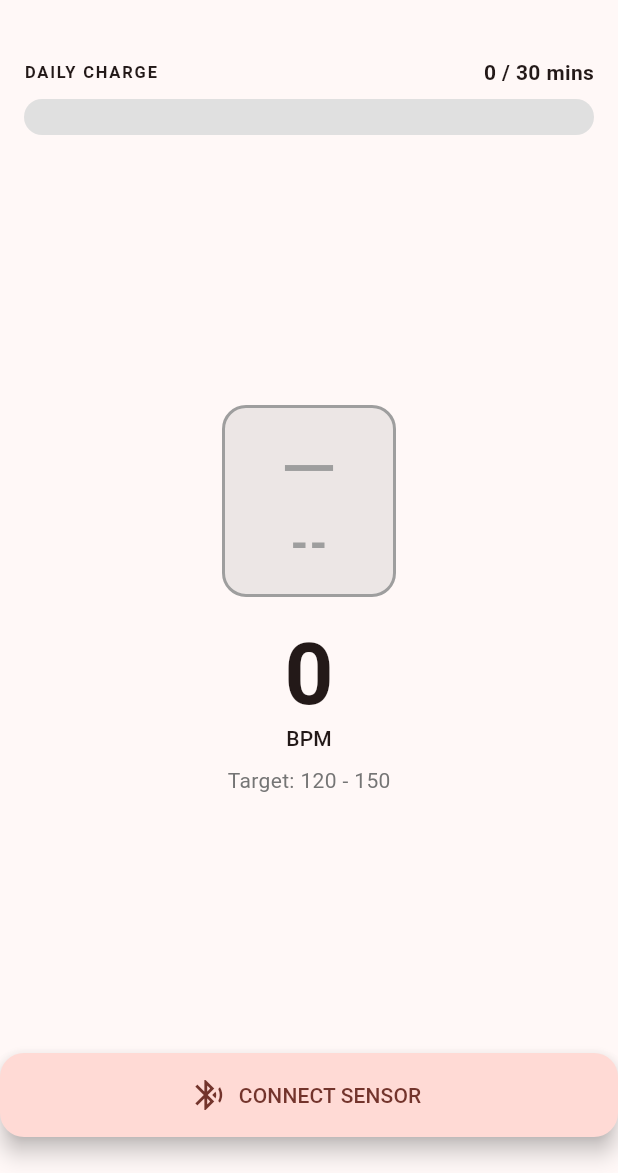
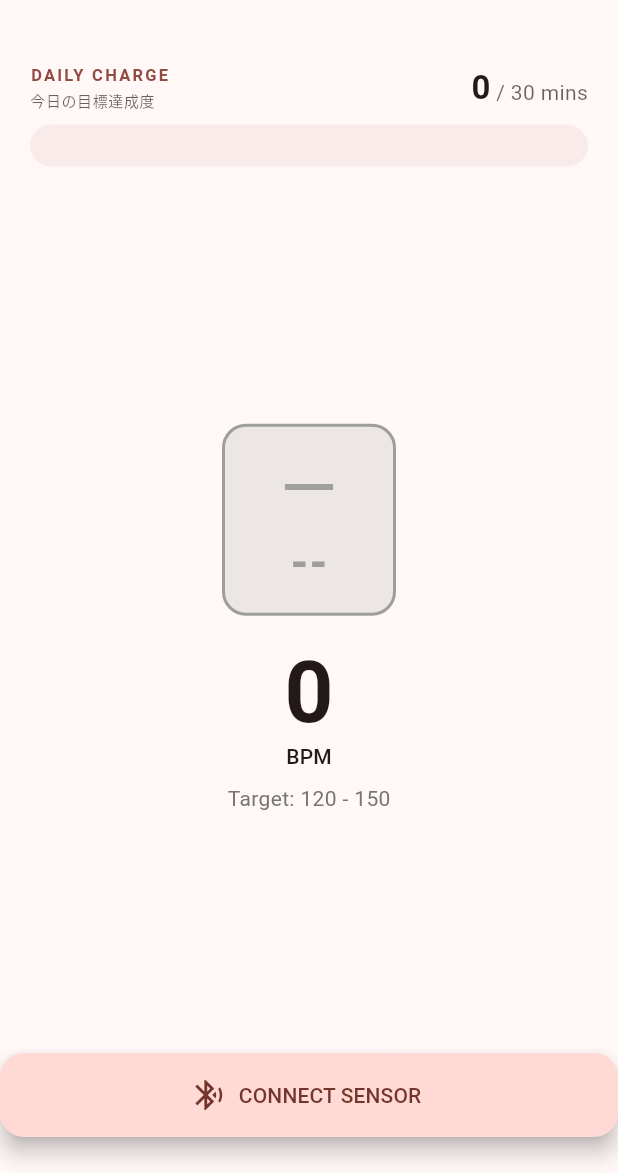
Before and after one commit to RyosukeMondo/heart-beat, a Flutter app: the screen it shows after launch, on a phone screen of 412 x 824 dp, the part 63-1236 px from its top. Run offline on Flutter 3.47's test engine with Material 3 defaults, Android fonts, the light colour scheme and no system bars; our stand-ins replace device_info_plus, flutter_blue_plus, flutter_riverpod, permission_handler, shared_preferences; missing offline and left inert: flutter_inappwebview, flutter_web_bluetooth; accounts and stored records are empty.

Commit message:
feat(ui): implement DailyChargeBar with smooth animations and gap indicator
- Added hasGaps to CoachingState to track disconnections.
- Updated DailyChargeBar with TweenAnimationBuilder for smooth progress.
- Added localized strings for status (再接続中, 一時停止中).
- Implemented gap indicator warning when disconnections occurred.
- Added widget tests for DailyChargeBar.

```diff
--- a/lib/workout/coaching_controller.dart
+++ b/lib/workout/coaching_controller.dart
@@ -47,7 +47,11 @@ class CoachingController extends StateNotifier<CoachingState> {
       if (!mounted) return;
       if (connState == BleConnectionState.disconnected || connState == BleConnectionState.error) {
          if (state.status == SessionStatus.running) {
-            state = state.copyWith(reconnecting: true, status: SessionStatus.paused);
+            state = state.copyWith(
+              reconnecting: true,
+              status: SessionStatus.paused,
+              hasGaps: true, // Mark that a gap occurred
+            );
          } else {
              state = state.copyWith(reconnecting: true);
          }
--- a/lib/workout/coaching_state.dart
+++ b/lib/workout/coaching_state.dart
@@ -11,6 +11,7 @@ class CoachingState {
   final ZoneCue cue;
   final SessionStatus status;
   final bool reconnecting;
+  final bool hasGaps;
   final Duration lastSampleAgo;
 
   // Session metrics
@@ -28,6 +29,7 @@ class CoachingState {
     required this.cue,
     required this.status,
     required this.reconnecting,
+    this.hasGaps = false,
     required this.lastSampleAgo,
     required this.maxBpm,
     required this.totalBpmSum,
@@ -45,6 +47,7 @@ class CoachingState {
       cue: ZoneCue.keep,
       status: SessionStatus.idle,
       reconnecting: false,
+      hasGaps: false,
       lastSampleAgo: Duration.zero,
       maxBpm: 0,
       totalBpmSum: 0,
@@ -69,6 +72,7 @@ class CoachingState {
     ZoneCue? cue,
     SessionStatus? status,
     bool? reconnecting,
+    bool? hasGaps,
     Duration? lastSampleAgo,
     int? maxBpm,
     int? totalBpmSum,
@@ -84,6 +88,7 @@ class CoachingState {
       cue: cue ?? this.cue,
       status: status ?? this.status,
       reconnecting: reconnecting ?? this.reconnecting,
+      hasGaps: hasGaps ?? this.hasGaps,
       lastSampleAgo: lastSampleAgo ?? this.lastSampleAgo,
       maxBpm: maxBpm ?? this.maxBpm,
       totalBpmSum: totalBpmSum ?? this.totalBpmSum,
--- a/lib/workout/daily_charge_bar.dart
+++ b/lib/workout/daily_charge_bar.dart
@@ -15,85 +15,167 @@ class DailyChargeBar extends ConsumerWidget {
         ? (state.dailyMinutes / state.targetMinutes).clamp(0.0, 1.0)
         : 0.0;
 
+    final theme = Theme.of(context);
+    final isPaused = state.status == SessionStatus.paused;
+    final isReconnecting = state.reconnecting;
+
     return Container(
-      padding: const EdgeInsets.symmetric(horizontal: 16, vertical: 8),
+      padding: const EdgeInsets.symmetric(horizontal: 20, vertical: 12),
       child: Column(
         crossAxisAlignment: CrossAxisAlignment.stretch,
         children: [
           Row(
             mainAxisAlignment: MainAxisAlignment.spaceBetween,
+            crossAxisAlignment: CrossAxisAlignment.end,
             children: [
-              Text(
-                'DAILY CHARGE',
-                style: Theme.of(context).textTheme.labelSmall?.copyWith(
-                  fontWeight: FontWeight.bold,
-                  letterSpacing: 1.2,
-                ),
+              Column(
+                crossAxisAlignment: CrossAxisAlignment.start,
+                children: [
+                  Text(
+                    'DAILY CHARGE',
+                    style: theme.textTheme.labelSmall?.copyWith(
+                      fontWeight: FontWeight.bold,
+                      letterSpacing: 1.5,
+                      color: theme.colorScheme.primary,
+                    ),
+                  ),
+                  const SizedBox(height: 2),
+                  Text(
+                    '今日の目標達成度',
+                    style: theme.textTheme.bodySmall?.copyWith(
+                      color: theme.hintColor,
+                      fontSize: 10,
+                    ),
+                  ),
+                ],
               ),
-              Text(
-                '${state.dailyMinutes} / ${state.targetMinutes} mins',
-                 style: Theme.of(context).textTheme.bodyMedium?.copyWith(
-                  fontWeight: FontWeight.w600,
-                ),
+              Row(
+                crossAxisAlignment: CrossAxisAlignment.baseline,
+                textBaseline: TextBaseline.alphabetic,
+                children: [
+                  Text(
+                    '${state.dailyMinutes}',
+                    style: theme.textTheme.titleLarge?.copyWith(
+                      fontWeight: FontWeight.bold,
+                      color: theme.colorScheme.onSurface,
+                    ),
+                  ),
+                  Text(
+                    ' / ${state.targetMinutes} mins',
+                    style: theme.textTheme.bodyMedium?.copyWith(
+                      color: theme.hintColor,
+                    ),
+                  ),
+                ],
               ),
             ],
           ),
-          const SizedBox(height: 8),
+          const SizedBox(height: 10),
           Stack(
+            clipBehavior: Clip.none,
             children: [
               // Background track
               Container(
-                height: 24,
+                height: 28,
                 decoration: BoxDecoration(
-                  color: Colors.grey.shade300,
-                  borderRadius: BorderRadius.circular(12),
+                  color: theme.colorScheme.surfaceContainerHighest.withOpacity(0.5),
+                  borderRadius: BorderRadius.circular(14),
                 ),
               ),
-              // Progress fill
-              LayoutBuilder(
-                builder: (context, constraints) {
-                  return AnimatedContainer(
-                    duration: const Duration(milliseconds: 500),
-                    width: constraints.maxWidth * progress,
-                    height: 24,
-                    decoration: BoxDecoration(
-                      color: (state.status == SessionStatus.paused) || state.reconnecting
-                          ? Colors.grey
-                          : Theme.of(context).primaryColor,
-                      borderRadius: BorderRadius.circular(12),
-                    ),
+              // Progress fill with animation
+              TweenAnimationBuilder<double>(
+                duration: const Duration(milliseconds: 800),
+                curve: Curves.easeOutCubic,
+                tween: Tween<double>(begin: 0, end: progress),
+                builder: (context, value, child) {
+                  return LayoutBuilder(
+                    builder: (context, constraints) {
+                      return Container(
+                        width: constraints.maxWidth * value,
+                        height: 28,
+                        decoration: BoxDecoration(
+                          gradient: LinearGradient(
+                            colors: isReconnecting || isPaused
+                                ? [Colors.grey.shade400, Colors.grey.shade500]
+                                : [theme.colorScheme.primary, theme.colorScheme.primaryContainer],
+                          ),
+                          borderRadius: BorderRadius.circular(14),
+                          boxShadow: [
+                            if (!isReconnecting && !isPaused && value > 0)
+                              BoxShadow(
+                                color: theme.colorScheme.primary.withOpacity(0.3),
+                                blurRadius: 8,
+                                offset: const Offset(0, 2),
+                              ),
+                          ],
+                        ),
+                      );
+                    },
                   );
                 },
               ),
-              // Reconnecting / Paused overlay
-              if (state.reconnecting)
-                Positioned.fill(
-                  child: Center(
-                    child: Text(
-                      'RECONNECTING...',
-                      style: const TextStyle(
-                        color: Colors.white,
-                        fontSize: 10,
-                        fontWeight: FontWeight.bold
-                      ),
+              // Status text overlay
+              Positioned.fill(
+                child: Center(
+                  child: AnimatedSwitcher(
+                    duration: const Duration(milliseconds: 300),
+                    child: isReconnecting
+                        ? const Text(
+                            '再接続中...',
+                            key: ValueKey('reconnecting'),
+                            style: TextStyle(
+                              color: Colors.white,
+                              fontSize: 12,
+                              fontWeight: FontWeight.bold,
+                              letterSpacing: 1.2,
+                            ),
+                          )
+                        : isPaused
+                            ? const Text(
+                                '一時停止中',
+                                key: ValueKey('paused'),
+                                style: TextStyle(
+                                  color: Colors.white,
+                                  fontSize: 12,
+                                  fontWeight: FontWeight.bold,
+                                  letterSpacing: 1.2,
+                                ),
+                              )
+                            : const SizedBox.shrink(),
+                  ),
+                ),
+              ),
+              // Gap indicator
+              if (state.hasGaps)
+                Positioned(
+                  right: -4,
+                  top: -4,
+                  child: Container(
+                    padding: const EdgeInsets.all(2),
+                    decoration: const BoxDecoration(
+                      color: Colors.amber,
+                      shape: BoxShape.circle,
                     ),
-                  ),
-                )
-              else if (state.status == SessionStatus.paused)
-                 Positioned.fill(
-                  child: Center(
-                    child: Text(
-                      'PAUSED',
-                      style: const TextStyle(
-                        color: Colors.white,
-                        fontSize: 10,
-                        fontWeight: FontWeight.bold
-                      ),
+                    child: const Icon(
+                      Icons.warning_amber_rounded,
+                      size: 12,
+                      color: Colors.black,
                     ),
                   ),
                 ),
             ],
           ),
+          if (state.hasGaps)
+            Padding(
+              padding: const EdgeInsets.only(top: 4, left: 4),
+              child: Text(
+                '※接続中断によるデータの欠落があります',
+                style: theme.textTheme.bodySmall?.copyWith(
+                  color: Colors.amber.shade900,
+                  fontSize: 9,
+                ),
+              ),
+            ),
         ],
       ),
     );
```
Also changed, not shown: 2 other files.
